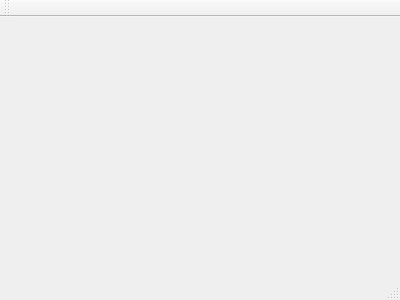
This is bugTracker/mainwindow.ui in Acatera/BugTracker as Qt 5 draws it before an edit. The edited form follows.
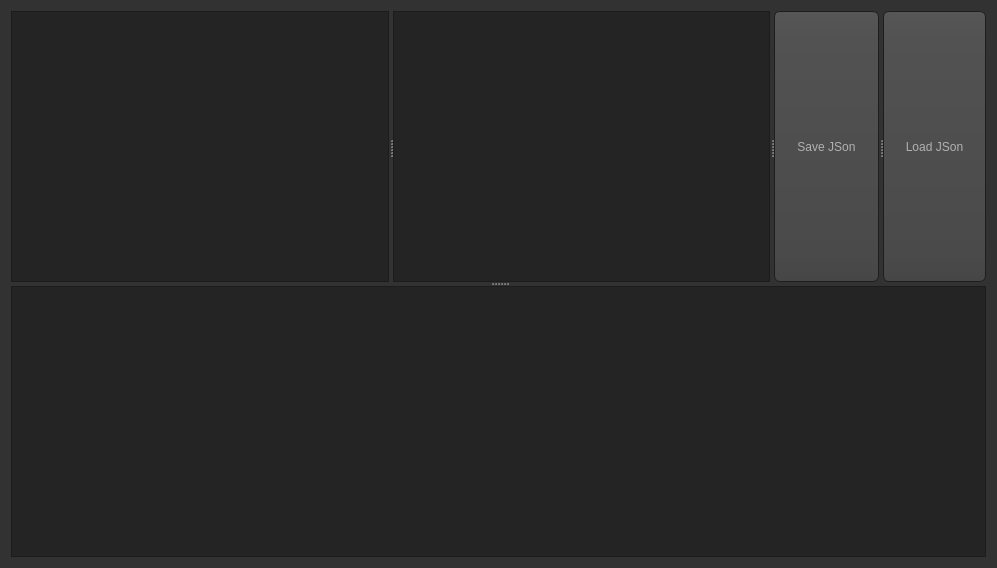
This is the edited form. Icons and pictures are not drawn.

Commit message: Started drafting the classes for issue;

Diff of the .ui file:
```diff
--- a/bugTracker/mainwindow.ui
+++ b/bugTracker/mainwindow.ui
@@ -1,24 +1,581 @@
 <ui version="4.0">
  <class>MainWindow</class>
- <widget class="QMainWindow" name="MainWindow" >
-  <property name="geometry" >
+ <widget class="QMainWindow" name="MainWindow">
+  <property name="geometry">
    <rect>
     <x>0</x>
     <y>0</y>
-    <width>400</width>
-    <height>300</height>
+    <width>997</width>
+    <height>568</height>
    </rect>
   </property>
-  <property name="windowTitle" >
+  <property name="font">
+   <font>
+    <family>Droid Sans Mono</family>
+    <pointsize>10</pointsize>
+   </font>
+  </property>
+  <property name="windowTitle">
    <string>MainWindow</string>
   </property>
-  <widget class="QMenuBar" name="menuBar" />
-  <widget class="QToolBar" name="mainToolBar" />
-  <widget class="QWidget" name="centralWidget" />
-  <widget class="QStatusBar" name="statusBar" />
+  <property name="styleSheet">
+   <string notr="true">QToolTip
+{
+     border: 1px solid black;
+     background-color: #ffa02f;
+     padding: 1px;
+     border-radius: 3px;
+     opacity: 100;
+}
+
+QWidget
+{
+    color: #b1b1b1;
+    background-color: #323232;
+}
+
+QWidget:item:hover
+{
+    background-color: QLinearGradient( x1: 0, y1: 0, x2: 0, y2: 1, stop: 0 #ffa02f, stop: 1 #ca0619);
+    color: #000000;
+}
+
+QWidget:item:selected
+{
+    background-color: QLinearGradient( x1: 0, y1: 0, x2: 0, y2: 1, stop: 0 #ffa02f, stop: 1 #d7801a);
+}
+
+QMenuBar::item
+{
+    background: transparent;
+}
+
+QMenuBar::item:selected
+{
+    background: transparent;
+    border: 1px solid #ffaa00;
+}
+
+QMenuBar::item:pressed
+{
+    background: #444;
+    border: 1px solid #000;
+    background-color: QLinearGradient(
+        x1:0, y1:0,
+        x2:0, y2:1,
+        stop:1 #212121,
+        stop:0.4 #343434/*,
+        stop:0.2 #343434,
+        stop:0.1 #ffaa00*/
+    );
+    margin-bottom:-1px;
+    padding-bottom:1px;
+}
+
+QMenu
+{
+    border: 1px solid #000;
+}
+
+QMenu::item
+{
+    padding: 2px 20px 2px 20px;
+}
+
+QMenu::item:selected
+{
+    color: #000000;
+}
+
+QWidget:disabled
+{
+    color: #404040;
+    background-color: #323232;
+}
+
+QAbstractItemView
+{
+    background-color: QLinearGradient( x1: 0, y1: 0, x2: 0, y2: 1, stop: 0 #4d4d4d, stop: 0.1 #646464, stop: 1 #5d5d5d);
+}
+
+QWidget:focus
+{
+    /*border: 2px solid QLinearGradient( x1: 0, y1: 0, x2: 0, y2: 1, stop: 0 #ffa02f, stop: 1 #d7801a);*/
+}
+
+QLineEdit
+{
+    background-color: QLinearGradient( x1: 0, y1: 0, x2: 0, y2: 1, stop: 0 #4d4d4d, stop: 0 #646464, stop: 1 #5d5d5d);
+    padding: 1px;
+    border-style: solid;
+    border: 1px solid #1e1e1e;
+    border-radius: 5;
+}
+
+QPushButton
+{
+    color: #b1b1b1;
+    background-color: QLinearGradient( x1: 0, y1: 0, x2: 0, y2: 1, stop: 0 #565656, stop: 0.1 #525252, stop: 0.5 #4e4e4e, stop: 0.9 #4a4a4a, stop: 1 #464646);
+    border-width: 1px;
+    border-color: #1e1e1e;
+    border-style: solid;
+    border-radius: 6;
+    padding: 3px;
+    font-size: 12px;
+    padding-left: 5px;
+    padding-right: 5px;
+}
+
+QPushButton:pressed
+{
+    background-color: QLinearGradient( x1: 0, y1: 0, x2: 0, y2: 1, stop: 0 #2d2d2d, stop: 0.1 #2b2b2b, stop: 0.5 #292929, stop: 0.9 #282828, stop: 1 #252525);
+}
+
+QComboBox
+{
+    selection-background-color: #ffaa00;
+    background-color: QLinearGradient( x1: 0, y1: 0, x2: 0, y2: 1, stop: 0 #565656, stop: 0.1 #525252, stop: 0.5 #4e4e4e, stop: 0.9 #4a4a4a, stop: 1 #464646);
+    border-style: solid;
+    border: 1px solid #1e1e1e;
+    border-radius: 5;
+}
+
+QComboBox:hover,QPushButton:hover
+{
+    border: 2px solid QLinearGradient( x1: 0, y1: 0, x2: 0, y2: 1, stop: 0 #ffa02f, stop: 1 #d7801a);
+}
+
+
+QComboBox:on
+{
+    padding-top: 3px;
+    padding-left: 4px;
+    background-color: QLinearGradient( x1: 0, y1: 0, x2: 0, y2: 1, stop: 0 #2d2d2d, stop: 0.1 #2b2b2b, stop: 0.5 #292929, stop: 0.9 #282828, stop: 1 #252525);
+    selection-background-color: #ffaa00;
+}
+
+QComboBox QAbstractItemView
+{
+    border: 2px solid darkgray;
+    selection-background-color: QLinearGradient( x1: 0, y1: 0, x2: 0, y2: 1, stop: 0 #ffa02f, stop: 1 #d7801a);
+}
+
+QComboBox::drop-down
+{
+     subcontrol-origin: padding;
+     subcontrol-position: top right;
+     width: 15px;
+
+     border-left-width: 0px;
+     border-left-color: darkgray;
+     border-left-style: solid; /* just a single line */
+     border-top-right-radius: 3px; /* same radius as the QComboBox */
+     border-bottom-right-radius: 3px;
+ }
+
+QComboBox::down-arrow
+{
+     image: url(:/down_arrow.png);
+}
+
+QGroupBox:focus
+{
+border: 2px solid QLinearGradient( x1: 0, y1: 0, x2: 0, y2: 1, stop: 0 #ffa02f, stop: 1 #d7801a);
+}
+
+QTextEdit:focus
+{
+    border: 2px solid QLinearGradient( x1: 0, y1: 0, x2: 0, y2: 1, stop: 0 #ffa02f, stop: 1 #d7801a);
+}
+
+QScrollBar:horizontal {
+     border: 1px solid #222222;
+     background: QLinearGradient( x1: 0, y1: 0, x2: 0, y2: 1, stop: 0.0 #121212, stop: 0.2 #282828, stop: 1 #484848);
+     height: 7px;
+     margin: 0px 16px 0 16px;
+}
+
+QScrollBar::handle:horizontal
+{
+      background: QLinearGradient( x1: 0, y1: 0, x2: 1, y2: 0, stop: 0 #ffa02f, stop: 0.5 #d7801a, stop: 1 #ffa02f);
+      min-height: 20px;
+      border-radius: 2px;
+}
+
+QScrollBar::add-line:horizontal {
+      border: 1px solid #1b1b19;
+      border-radius: 2px;
+      background: QLinearGradient( x1: 0, y1: 0, x2: 1, y2: 0, stop: 0 #ffa02f, stop: 1 #d7801a);
+      width: 14px;
+      subcontrol-position: right;
+      subcontrol-origin: margin;
+}
+
+QScrollBar::sub-line:horizontal {
+      border: 1px solid #1b1b19;
+      border-radius: 2px;
+      background: QLinearGradient( x1: 0, y1: 0, x2: 1, y2: 0, stop: 0 #ffa02f, stop: 1 #d7801a);
+      width: 14px;
+     subcontrol-position: left;
+     subcontrol-origin: margin;
+}
+
+QScrollBar::right-arrow:horizontal, QScrollBar::left-arrow:horizontal
+{
+      border: 1px solid black;
+      width: 1px;
+      height: 1px;
+      background: white;
+}
+
+QScrollBar::add-page:horizontal, QScrollBar::sub-page:horizontal
+{
+      background: none;
+}
+
+QScrollBar:vertical
+{
+      background: QLinearGradient( x1: 0, y1: 0, x2: 1, y2: 0, stop: 0.0 #121212, stop: 0.2 #282828, stop: 1 #484848);
+      width: 7px;
+      margin: 16px 0 16px 0;
+      border: 1px solid #222222;
+}
+
+QScrollBar::handle:vertical
+{
+      background: QLinearGradient( x1: 0, y1: 0, x2: 0, y2: 1, stop: 0 #ffa02f, stop: 0.5 #d7801a, stop: 1 #ffa02f);
+      min-height: 20px;
+      border-radius: 2px;
+}
+
+QScrollBar::add-line:vertical
+{
+      border: 1px solid #1b1b19;
+      border-radius: 2px;
+      background: QLinearGradient( x1: 0, y1: 0, x2: 0, y2: 1, stop: 0 #ffa02f, stop: 1 #d7801a);
+      height: 14px;
+      subcontrol-position: bottom;
+      subcontrol-origin: margin;
+}
+
+QScrollBar::sub-line:vertical
+{
+      border: 1px solid #1b1b19;
+      border-radius: 2px;
+      background: QLinearGradient( x1: 0, y1: 0, x2: 0, y2: 1, stop: 0 #d7801a, stop: 1 #ffa02f);
+      height: 14px;
+      subcontrol-position: top;
+      subcontrol-origin: margin;
+}
+
+QScrollBar::up-arrow:vertical, QScrollBar::down-arrow:vertical
+{
+      border: 1px solid black;
+      width: 1px;
+      height: 1px;
+      background: white;
+}
+
+
+QScrollBar::add-page:vertical, QScrollBar::sub-page:vertical
+{
+      background: none;
+}
+
+QTextEdit
+{
+    background-color: #242424;
+}
+
+QPlainTextEdit
+{
+    background-color: #242424;
+}
+
+QListWidget
+{
+    background-color: #242424;
+}
+
+
+QHeaderView::section
+{
+    background-color: QLinearGradient(x1:0, y1:0, x2:0, y2:1, stop:0 #616161, stop: 0.5 #505050, stop: 0.6 #434343, stop:1 #656565);
+    color: white;
+    padding-left: 4px;
+    border: 1px solid #6c6c6c;
+}
+
+QCheckBox:disabled
+{
+color: #414141;
+}
+
+QDockWidget::title
+{
+    text-align: center;
+    spacing: 3px; /* spacing between items in the tool bar */
+    background-color: QLinearGradient(x1:0, y1:0, x2:0, y2:1, stop:0 #323232, stop: 0.5 #242424, stop:1 #323232);
+}
+
+QDockWidget::close-button, QDockWidget::float-button
+{
+    text-align: center;
+    spacing: 1px; /* spacing between items in the tool bar */
+    background-color: QLinearGradient(x1:0, y1:0, x2:0, y2:1, stop:0 #323232, stop: 0.5 #242424, stop:1 #323232);
+}
+
+QDockWidget::close-button:hover, QDockWidget::float-button:hover
+{
+    background: #242424;
+}
+
+QDockWidget::close-button:pressed, QDockWidget::float-button:pressed
+{
+    padding: 1px -1px -1px 1px;
+}
+
+QMainWindow::separator
+{
+    background-color: QLinearGradient(x1:0, y1:0, x2:0, y2:1, stop:0 #161616, stop: 0.5 #151515, stop: 0.6 #212121, stop:1 #343434);
+    color: white;
+    padding-left: 4px;
+    border: 1px solid #4c4c4c;
+    spacing: 3px; /* spacing between items in the tool bar */
+}
+
+QMainWindow::separator:hover
+{
+
+    background-color: QLinearGradient(x1:0, y1:0, x2:0, y2:1, stop:0 #d7801a, stop:0.5 #b56c17 stop:1 #ffa02f);
+    color: white;
+    padding-left: 4px;
+    border: 1px solid #6c6c6c;
+    spacing: 3px; /* spacing between items in the tool bar */
+}
+
+QToolBar::handle
+{
+     spacing: 3px; /* spacing between items in the tool bar */
+     background: url(:/images/handle.png);
+}
+
+QMenu::separator
+{
+    height: 2px;
+    background-color: QLinearGradient(x1:0, y1:0, x2:0, y2:1, stop:0 #161616, stop: 0.5 #151515, stop: 0.6 #212121, stop:1 #343434);
+    color: white;
+    padding-left: 4px;
+    margin-left: 10px;
+    margin-right: 5px;
+}
+
+QProgressBar
+{
+    border: 2px solid grey;
+    border-radius: 5px;
+    text-align: center;
+}
+
+QProgressBar::chunk
+{
+    background-color: #d7801a;
+    width: 2.15px;
+    margin: 0.5px;
+}
+
+QTabBar::tab {
+    color: #b1b1b1;
+    border: 1px solid #444;
+    border-bottom-style: none;
+    background-color: #323232;
+    padding-left: 10px;
+    padding-right: 10px;
+    padding-top: 3px;
+    padding-bottom: 2px;
+    margin-right: -1px;
+}
+
+QTabWidget::pane {
+    border: 1px solid #444;
+    top: 1px;
+}
+
+QTabBar::tab:last
+{
+    margin-right: 0; /* the last selected tab has nothing to overlap with on the right */
+    border-top-right-radius: 3px;
+}
+
+QTabBar::tab:first:!selected
+{
+ margin-left: 0px; /* the last selected tab has nothing to overlap with on the right */
+
+
+    border-top-left-radius: 3px;
+}
+
+QTabBar::tab:!selected
+{
+    color: #b1b1b1;
+    border-bottom-style: solid;
+    margin-top: 3px;
+    background-color: QLinearGradient(x1:0, y1:0, x2:0, y2:1, stop:1 #212121, stop:.4 #343434);
+}
+
+QTabBar::tab:selected
+{
+    border-top-left-radius: 3px;
+    border-top-right-radius: 3px;
+    margin-bottom: 0px;
+}
+
+QTabBar::tab:!selected:hover
+{
+    /*border-top: 2px solid #ffaa00;
+    padding-bottom: 3px;*/
+    border-top-left-radius: 3px;
+    border-top-right-radius: 3px;
+    background-color: QLinearGradient(x1:0, y1:0, x2:0, y2:1, stop:1 #212121, stop:0.4 #343434, stop:0.2 #343434, stop:0.1 #ffaa00);
+}
+
+QRadioButton::indicator:checked, QRadioButton::indicator:unchecked{
+    color: #b1b1b1;
+    background-color: #323232;
+    border: 1px solid #b1b1b1;
+    border-radius: 6px;
+}
+
+QRadioButton::indicator:checked
+{
+    background-color: qradialgradient(
+        cx: 0.5, cy: 0.5,
+        fx: 0.5, fy: 0.5,
+        radius: 1.0,
+        stop: 0.25 #ffaa00,
+        stop: 0.3 #323232
+    );
+}
+
+QCheckBox::indicator{
+    color: #b1b1b1;
+    background-color: #323232;
+    border: 1px solid #b1b1b1;
+    width: 9px;
+    height: 9px;
+}
+
+QRadioButton::indicator
+{
+    border-radius: 6px;
+}
+
+QRadioButton::indicator:hover, QCheckBox::indicator:hover
+{
+    border: 1px solid #ffaa00;
+}
+
+QCheckBox::indicator:checked
+{
+    image:url(:/images/checkbox.png);
+}
+
+QCheckBox::indicator:disabled, QRadioButton::indicator:disabled
+{
+    border: 1px solid #444;
+} </string>
+  </property>
+  <widget class="QWidget" name="centralWidget">
+   <layout class="QGridLayout" name="gridLayout">
+    <item row="0" column="0">
+     <widget class="QSplitter" name="splitter_2">
+      <property name="orientation">
+       <enum>Qt::Vertical</enum>
+      </property>
+      <widget class="QSplitter" name="splitter">
+       <property name="orientation">
+        <enum>Qt::Horizontal</enum>
+       </property>
+       <widget class="QListWidget" name="listWidget">
+        <property name="sizePolicy">
+         <sizepolicy hsizetype="Expanding" vsizetype="Expanding">
+          <horstretch>0</horstretch>
+          <verstretch>0</verstretch>
+         </sizepolicy>
+        </property>
+        <property name="font">
+         <font>
+          <family>Droid Sans Mono</family>
+          <pointsize>10</pointsize>
+         </font>
+        </property>
+        <property name="autoFillBackground">
+         <bool>false</bool>
+        </property>
+        <property name="frameShape">
+         <enum>QFrame::StyledPanel</enum>
+        </property>
+        <property name="frameShadow">
+         <enum>QFrame::Raised</enum>
+        </property>
+        <property name="lineWidth">
+         <number>1</number>
+        </property>
+       </widget>
+       <widget class="QListWidget" name="listWidget_2">
+        <property name="sizePolicy">
+         <sizepolicy hsizetype="Expanding" vsizetype="MinimumExpanding">
+          <horstretch>0</horstretch>
+          <verstretch>100</verstretch>
+         </sizepolicy>
+        </property>
+        <property name="font">
+         <font>
+          <family>Droid Sans Mono</family>
+          <pointsize>10</pointsize>
+         </font>
+        </property>
+        <property name="autoFillBackground">
+         <bool>false</bool>
+        </property>
+        <property name="frameShape">
+         <enum>QFrame::StyledPanel</enum>
+        </property>
+        <property name="frameShadow">
+         <enum>QFrame::Raised</enum>
+        </property>
+        <property name="lineWidth">
+         <number>1</number>
+        </property>
+       </widget>
+       <widget class="QPushButton" name="pushButton">
+        <property name="text">
+         <string>Save JSon</string>
+        </property>
+       </widget>
+       <widget class="QPushButton" name="pushButton_2">
+        <property name="text">
+         <string>Load JSon</string>
+        </property>
+       </widget>
+      </widget>
+      <widget class="QPlainTextEdit" name="issueDetails">
+       <property name="font">
+        <font>
+         <family>Droid Sans Mono</family>
+         <pointsize>10</pointsize>
+        </font>
+       </property>
+      </widget>
+     </widget>
+    </item>
+   </layout>
+  </widget>
  </widget>
- <layoutDefault spacing="6" margin="11" />
- <pixmapfunction></pixmapfunction>
+ <layoutdefault spacing="6" margin="11"/>
+ <tabstops>
+  <tabstop>issueDetails</tabstop>
+ </tabstops>
  <resources/>
  <connections/>
 </ui>
```
Left out of the diff: 5 changed lines with no effect on the pictures. The commit also changes 11 other files.
